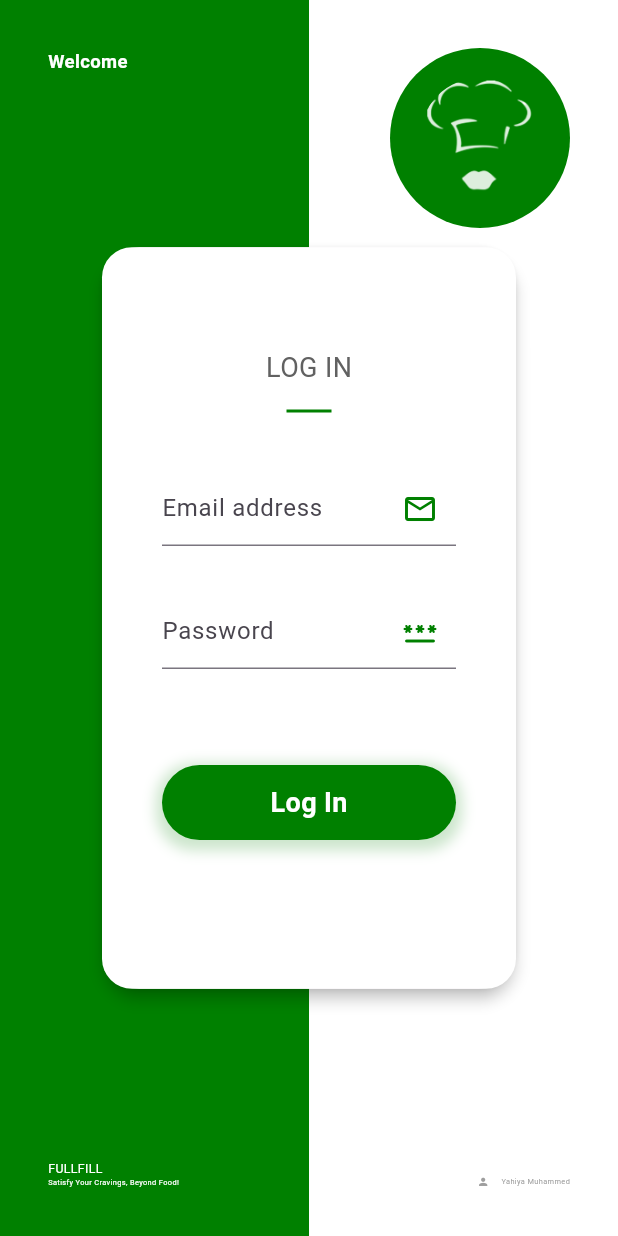
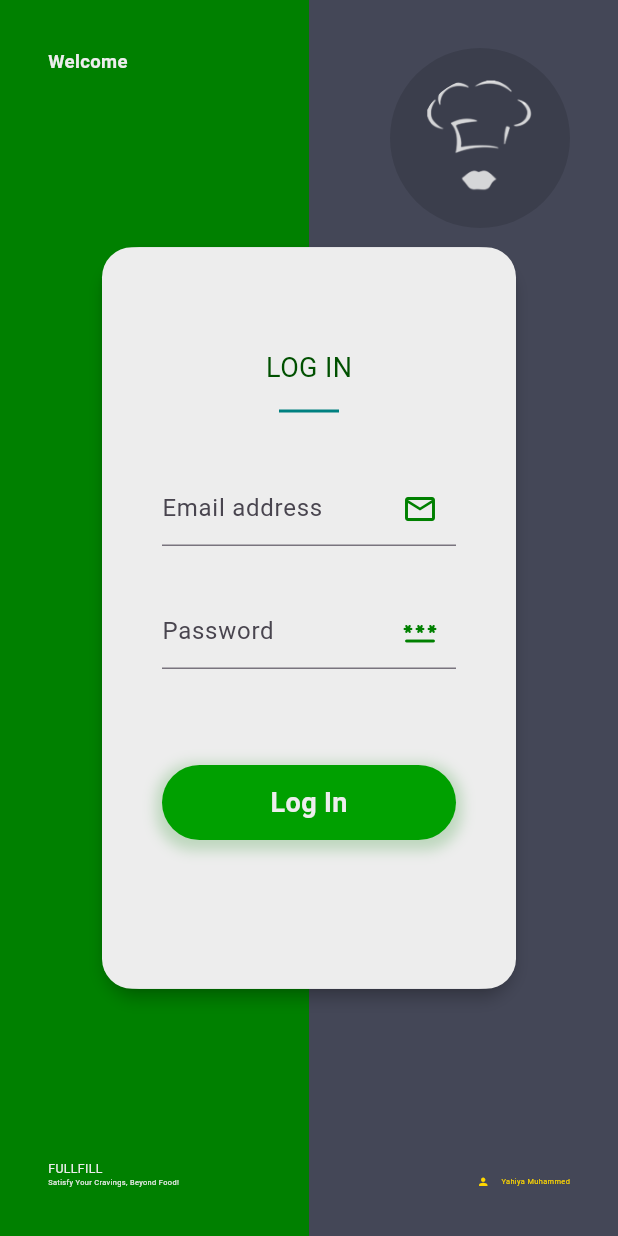
Before and after one commit to yahiyam/fullfill_admin_web, a Flutter app: the screen it shows after launch, on a phone screen of 412 x 824 dp. Run offline on Flutter 3.47's test engine with Material 2 defaults, Android fonts, the light colour scheme and no system bars; our stand-ins replace google_fonts.

Commit message:
modification in colors of login page

```diff
--- a/lib/constants/colors.dart
+++ b/lib/constants/colors.dart
@@ -8,10 +8,10 @@ class KColors {
   static const complementaryPrimary = Color(0xFF800080); // Purple
   static const analogous1Primary = Color(0xFF008080); // Teal
   static const analogous2Primary = Color(0xFF00A000); // Green
-  static const darkerShade1Primary = Color(0xFF004000); // Darker Green
-  static const darkerShade2Primary = Color(0xFF005000); // Even Darker Green
-  static const lighterShade1Primary = Color(0xFF80FF80); // Light Green
-  static const lighterShade2Primary = Color(0xFFB3FFB3); // Even Lighter Green
+  static const darkerShade1Primary = Color(0xFF004000);
+  static const darkerShade2Primary = Color(0xFF005000);
+  static const lighterShade1Primary = Color(0xFF80FF80);
+  static const lighterShade2Primary = Color(0xFFB3FFB3);
 
   static const secondary = Color(0xFFFFD700); // Golden Yellow
   static const complementarySecondary = Color(0xFFD5D2C2);
@@ -22,14 +22,14 @@ class KColors {
   static const lighterShade1Secondary = Color(0xFF3B3E4C);
   static const lighterShade2Secondary = Color(0xFF444757);
 
-  static const pageBackGround = Color(0xFF212332);
-  static const purpleLight = Color(0XFF1e224c);
-  static const purpleDark = Color.fromARGB(255, 13, 25, 62);
-  static const Color orange = Color(0XFFec8d2f);
-  static const Color red = Color(0XFFf44336);
+  // static const pageBackGround = Color(0xFF212332);
+  // static const purpleLight = Color(0XFF1e224c);
+  // static const purpleDark = Color.fromARGB(255, 13, 25, 62);
+  // static const Color orange = Color(0XFFec8d2f);
+  // static const Color red = Color(0XFFf44336);
 
-  static const white = Colors.white;
-  static const grey = Colors.grey;
-  static const deepPurple = Colors.deepPurple;
-  static const blue = Colors.blue;
+  // static const white = Colors.white;
+  // static const grey = Colors.grey;
+  // static const deepPurple = Colors.deepPurple;
+  // static const blue = Colors.blue;
 }
--- a/lib/features/view/auth/login.dart
+++ b/lib/features/view/auth/login.dart
@@ -3,10 +3,7 @@ import 'package:fullfill_admin_web_portal/constants/colors.dart';
 import 'package:fullfill_admin_web_portal/constants/image_strings.dart';
 import 'package:fullfill_admin_web_portal/constants/sizes.dart';
 import 'package:fullfill_admin_web_portal/constants/text_strings.dart';
-import 'package:fullfill_admin_web_portal/features/view/auth/widgets/custom_text_field.dart';
-import 'package:fullfill_admin_web_portal/features/view/home/home.dart';
-import 'package:fullfill_admin_web_portal/features/view_model/auth/login_provider.dart';
-import 'package:provider/provider.dart';
+import 'package:fullfill_admin_web_portal/features/view/auth/widgets/login_layout.dart';
 
 class LoginPage extends StatelessWidget {
   LoginPage({super.key});
@@ -27,10 +24,9 @@ class LoginPage extends StatelessWidget {
                   color: KColors.primary,
                 ),
                 Container(
-                  height: double.infinity,
-                  width: KSizes.width(50),
-                  color: KColors.white,
-                ),
+                    height: double.infinity,
+                    width: KSizes.width(50),
+                    color: KColors.lighterShade2Secondary),
               ],
             ),
             Align(
@@ -40,7 +36,7 @@ class LoginPage extends StatelessWidget {
                 child: Text(
                   "Welcome",
                   style: TextStyle(
-                    color: KColors.white,
+                    color: KColors.neutralColor,
                     fontSize: KSizes.width(3),
                     fontWeight: FontWeight.bold,
                   ),
@@ -59,7 +55,7 @@ class LoginPage extends StatelessWidget {
                     Text(
                       KTexts.appName,
                       style: TextStyle(
-                        color: KColors.white,
+                        color: KColors.neutralColor,
                         fontSize: KSizes.width(2),
                       ),
                     ),
@@ -67,7 +63,7 @@ class LoginPage extends StatelessWidget {
                     Text(
                       KTexts.appTagLine,
                       style: TextStyle(
-                        color: KColors.white,
+                        color: KColors.neutralColor,
                         fontSize: KSizes.width(1.2),
                       ),
                     ),
@@ -81,10 +77,10 @@ class LoginPage extends StatelessWidget {
                 padding: const EdgeInsets.all(32),
                 child: CircleAvatar(
                   radius: 60,
-                  backgroundColor: KColors.primary,
+                  backgroundColor: KColors.lighterShade1Secondary,
                   child: ColorFiltered(
                     colorFilter: const ColorFilter.mode(
-                      KColors.white,
+                      KColors.neutralColor,
                       BlendMode.srcIn,
                     ),
                     child: Container(
@@ -110,14 +106,14 @@ class LoginPage extends StatelessWidget {
                   children: [
                     Icon(
                       Icons.person,
-                      color: KColors.grey,
+                      color: KColors.secondary,
                       size: KSizes.width(2),
                     ),
                     const SizedBox(width: 8),
                     Text(
                       KTexts.developerName,
                       style: TextStyle(
-                        color: KColors.grey,
+                        color: KColors.secondary,
                         fontSize: KSizes.width(1.2),
                       ),
                     ),
@@ -131,123 +127,3 @@ class LoginPage extends StatelessWidget {
     );
   }
 }
-
-class LoginLayout extends StatelessWidget {
-  const LoginLayout({super.key});
-
-  @override
-  Widget build(BuildContext context) {
-    return Padding(
-      padding: const EdgeInsets.all(64),
-      child: Center(
-        child: Card(
-          elevation: 4,
-          shape: const RoundedRectangleBorder(
-            borderRadius: BorderRadius.all(
-              Radius.circular(25),
-            ),
-          ),
-          child: AnimatedContainer(
-            duration: const Duration(milliseconds: 200),
-            height: KSizes.height(60),
-            width: 500,
-            decoration: BoxDecoration(
-              color: KColors.white,
-              borderRadius: BorderRadius.circular(20),
-            ),
-            child: Center(
-              child: SingleChildScrollView(
-                child: Padding(
-                  padding: const EdgeInsets.all(40),
-                  child: Consumer<LoginProvider>(
-                      builder: (context, loginProvider, _) {
-                    return Form(
-                      key: loginProvider.loginFormKey,
-                      child: Column(
-                        mainAxisAlignment: MainAxisAlignment.center,
-                        children: [
-                          Text(
-                            "LOG IN",
-                            style: TextStyle(
-                              fontSize: 18,
-                              color: KColors.grey[700],
-                            ),
-                          ),
-                          const SizedBox(height: 8),
-                          const SizedBox(
-                            width: 30,
-                            child: Divider(
-                              color: KColors.primary,
-                              thickness: 2,
-                            ),
-                          ),
-                          const SizedBox(height: 32),
-                          CustomTextField(
-                            controller: loginProvider.emailController,
-                            labelText: 'Email address',
-                            hintText: 'Email',
-                            icon: Icons.mail_outline,
-                            keyboardType: TextInputType.emailAddress,
-                          ),
-                          const SizedBox(height: 32),
-                          CustomTextField(
-                            controller: loginProvider.passwordController,
-                            obscureText: true,
-                            hintText: 'Password',
-                            labelText: 'Password',
-                            icon: Icons.password_rounded,
-                            showSuffixIcon: true,
-                          ),
-                          const SizedBox(height: 64),
-                          GestureDetector(
-                            onTap: () {
-                              if (loginProvider.loginFormKey.currentState!
-                                  .validate()) {
-                              //   Navigator.of(context).push(MaterialPageRoute(
-                              //       builder: (context) => const HomePage()));
-                              }
-                            },
-                            child: Container(
-                              height: 50,
-                              width: double.infinity,
-                              alignment: FractionalOffset.center,
-                              decoration: BoxDecoration(
-                                color: KColors.primary,
-                                borderRadius: const BorderRadius.all(
-                                  Radius.circular(25),
-                                ),
-                                boxShadow: [
-                                  BoxShadow(
-                                    color: KColors.primary.withOpacity(0.2),
-                                    spreadRadius: 4,
-                                    blurRadius: 7,
-                                    offset: const Offset(0, 3),
-                                  ),
-                                ],
-                              ),
-                              child: const Center(
-                                child: Text(
-                                  "Log In",
-                                  style: TextStyle(
-                                    color: KColors.white,
-                                    fontSize: 18,
-                                    fontWeight: FontWeight.bold,
-                                  ),
-                                ),
-                              ),
-                            ),
-                          ),
-                          const SizedBox(height: 32),
-                        ],
-                      ),
-                    );
-                  }),
-                ),
-              ),
-            ),
-          ),
-        ),
-      ),
-    );
-  }
-}
--- /dev/null
+++ b/lib/features/view/auth/widgets/login_layout.dart
@@ -0,0 +1,126 @@
+import 'package:flutter/material.dart';
+import 'package:fullfill_admin_web_portal/constants/colors.dart';
+import 'package:fullfill_admin_web_portal/constants/sizes.dart';
+import 'package:fullfill_admin_web_portal/features/view/auth/widgets/custom_text_field.dart';
+import 'package:fullfill_admin_web_portal/features/view_model/auth/login_provider.dart';
+import 'package:provider/provider.dart';
+
+class LoginLayout extends StatelessWidget {
+  const LoginLayout({super.key});
+
+  @override
+  Widget build(BuildContext context) {
+    return Padding(
+      padding: const EdgeInsets.all(64),
+      child: Center(
+        child: Card(
+          elevation: 4,
+          shape: const RoundedRectangleBorder(
+            borderRadius: BorderRadius.all(
+              Radius.circular(25),
+            ),
+          ),
+          child: AnimatedContainer(
+            duration: const Duration(milliseconds: 200),
+            height: KSizes.height(60),
+            width: 500,
+            decoration: BoxDecoration(
+              color: KColors.neutralColor,
+              borderRadius: BorderRadius.circular(20),
+            ),
+            child: Center(
+              child: SingleChildScrollView(
+                child: Padding(
+                  padding: const EdgeInsets.all(40),
+                  child: Consumer<LoginProvider>(
+                      builder: (context, loginProvider, _) {
+                    return Form(
+                      key: loginProvider.loginFormKey,
+                      child: Column(
+                        mainAxisAlignment: MainAxisAlignment.center,
+                        children: [
+                          const Text(
+                            "LOG IN",
+                            style: TextStyle(
+                              fontSize: 18,
+                              color: KColors.darkerShade2Primary,
+                            ),
+                          ),
+                          const SizedBox(height: 8),
+                          const SizedBox(
+                            width: 40,
+                            child: Divider(
+                              color: KColors.analogous1Primary,
+                              thickness: 2,
+                            ),
+                          ),
+                          const SizedBox(height: 32),
+                          CustomTextField(
+                            controller: loginProvider.emailController,
+                            labelText: 'Email address',
+                            hintText: 'Email',
+                            icon: Icons.mail_outline,
+                            keyboardType: TextInputType.emailAddress,
+                          ),
+                          const SizedBox(height: 32),
+                          CustomTextField(
+                            controller: loginProvider.passwordController,
+                            obscureText: true,
+                            hintText: 'Password',
+                            labelText: 'Password',
+                            icon: Icons.password_rounded,
+                            showSuffixIcon: true,
+                          ),
+                          const SizedBox(height: 64),
+                          GestureDetector(
+                            onTap: () {
+                              if (loginProvider.loginFormKey.currentState!
+                                  .validate()) {
+                                // Navigator.of(context).push(MaterialPageRoute(
+                                //     builder: (context) => const HomePage()));
+                              }
+                            },
+                            child: Container(
+                              height: 50,
+                              width: double.infinity,
+                              alignment: FractionalOffset.center,
+                              decoration: BoxDecoration(
+                                color: KColors.analogous2Primary,
+                                borderRadius: const BorderRadius.all(
+                                  Radius.circular(25),
+                                ),
+                                boxShadow: [
+                                  BoxShadow(
+                                    color: KColors.primary.withOpacity(0.2),
+                                    spreadRadius: 4,
+                                    blurRadius: 7,
+                                    offset: const Offset(0, 3),
+                                  ),
+                                ],
+                              ),
+                              child: const Center(
+                                child: Text(
+                                  "Log In",
+                                  style: TextStyle(
+                                    color: KColors.neutralColor,
+                                    fontSize: 18,
+                                    fontWeight: FontWeight.bold,
+                                  ),
+                                ),
+                              ),
+                            ),
+                          ),
+                          const SizedBox(height: 32),
+                        ],
+                      ),
+                    );
+                  }),
+                ),
+              ),
+            ),
+          ),
+        ),
+      ),
+    );
+  }
+}
--- a/lib/main.dart
+++ b/lib/main.dart
@@ -30,10 +30,10 @@ class MyApp extends StatelessWidget {
       theme: ThemeData(
         visualDensity: VisualDensity.adaptivePlatformDensity,
         textTheme: GoogleFonts.secularOneTextTheme(),
-        colorScheme: ColorScheme.fromSeed(seedColor: KColors.deepPurple),
-        scaffoldBackgroundColor: KColors.purpleDark,
-        primarySwatch: KColors.blue,
-        canvasColor: KColors.purpleLight,
+        // colorScheme: ColorScheme.fromSeed(seedColor: KColors.deepPurple),
+        // scaffoldBackgroundColor: KColors.purpleDark,
+        // primarySwatch: KColors.primary,
+        // canvasColor: KColors.purpleLight,
         useMaterial3: true,
       ),
       home: LoginPage(),
```
Also changed, not shown: lib/features/view/home/home.dart (+15 -15 lines), lib/features/view/home/widgets/custom_app_bar.dart (+184 -184 lines).
